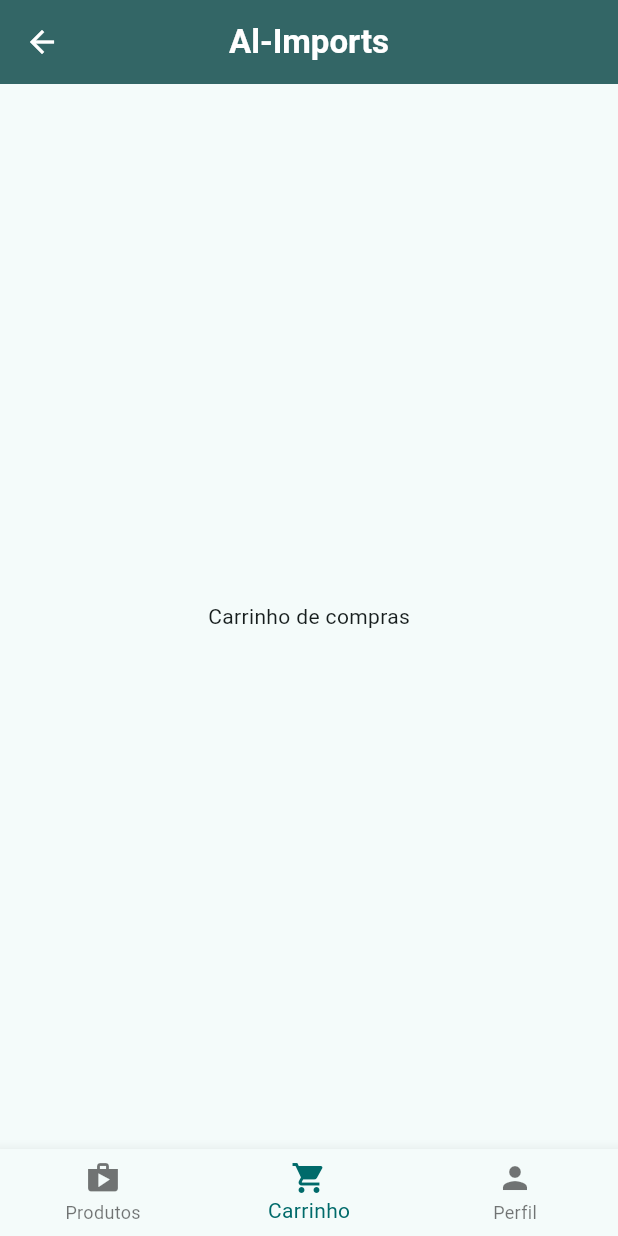
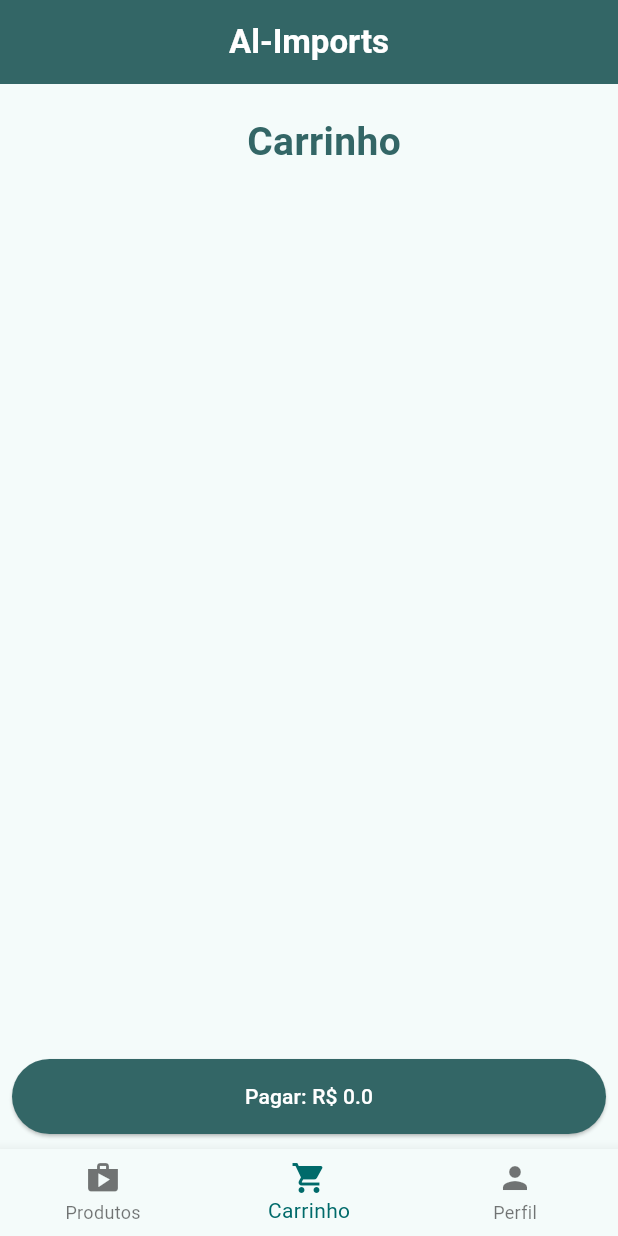
Before and after one commit to GabriielB/Import-ecommerce-FlutterApp, a Flutter app: the HomePage screen opened by its route, item 2 of the bottom bar chosen, on a phone screen of 412 x 824 dp. Run offline on Flutter 3.47's test engine with Material 3 defaults, Android fonts, the phone set to English and light mode, and no system bars.

Commit message:
:sparkles: implements providers, listing cart, cart screen, product details and static pay screen

```diff
--- /dev/null
+++ b/lib/providers/cart_provider.dart
@@ -0,0 +1,31 @@
+import 'package:flutter/material.dart';
+import 'package:provider/provider.dart';
+import '../models/product.dart';
+
+class CartProvider extends ChangeNotifier {
+  final List<Product> _cart = [];
+  List<Product> get cart => _cart;
+
+  void toogleProduct(Product product) {
+
+    if(_cart.contains(product)){
+      _cart.remove(product);
+    } else {
+      _cart.add(product);
+    }
+    notifyListeners();
+  }
+
+  bool isExist(Product product){
+    final isExist = _cart.contains(product);
+    return isExist;
+  }
+
+   static CartProvider of(
+       BuildContext context, {
+         bool listen = true,
+  }) {
+    return Provider.of<CartProvider>(context, listen: listen);
+   }
+
+}
--- a/lib/screens/home/home_page.dart
+++ b/lib/screens/home/home_page.dart
@@ -21,7 +21,7 @@ class _HomePageState extends State<HomePage> {
         title: const Text("Al-Imports", style: TextStyle(color: Colors.white, fontWeight: FontWeight.w700),),
         centerTitle: true,
         backgroundColor: Color.fromRGBO(51, 102, 102, 1),
-        iconTheme: IconThemeData(color: Colors.white),
+        automaticallyImplyLeading: false,
       ),
       body: screens[screenIndex],
       bottomNavigationBar: BottomNavigationBar(
--- a/lib/screens/shopping_cart/shopping_cart.dart
+++ b/lib/screens/shopping_cart/shopping_cart.dart
@@ -1,15 +1,83 @@
+import 'package:al_imports/screens/pay/pay.dart';
 import 'package:flutter/material.dart';
+import '../../providers/cart_provider.dart';
 
-class ShoppingCart extends StatefulWidget {
-  const ShoppingCart({super.key});
+class ShoppingCart extends StatelessWidget {
+  const ShoppingCart({Key? key}) : super(key: key);
 
   @override
-  State<ShoppingCart> createState() => _ShoppingCartState();
-}
-
-class _ShoppingCartState extends State<ShoppingCart> {
-  @override
   Widget build(BuildContext context) {
-    return Center(child: Text("Carrinho de compras"));
+    final provider = CartProvider.of(context);
+    final cartList = provider.cart;
+    double totalPrice = cartList.fold(
+        0, (previousValue, element) => previousValue + element.price);
+    return Padding(
+      padding: const EdgeInsets.symmetric(horizontal: 8),
+      child: Column(
+        children: [
+          const Padding(
+            padding: const EdgeInsets.only(top: 20, left: 20),
+            child: Text(
+              "Carrinho",
+              style: TextStyle(
+                  color: Color.fromRGBO(51, 102, 102, 1),
+                  fontWeight: FontWeight.bold,
+                  fontSize: 26),
+            ),
+          ),
+          Expanded(
+            child: ListView.builder(
+              itemCount: cartList.length,
+              itemBuilder: (context, index) {
+                return Padding(
+                  padding: const EdgeInsets.all(8),
+                  child: ListTile(
+                    title: Text(
+                      cartList[index].name,
+                      style: const TextStyle(
+                          color: Colors.white,
+                          fontSize: 20,
+                          fontWeight: FontWeight.bold),
+                    ),
+                    subtitle: Text(
+                      cartList[index].descripton,
+                      overflow: TextOverflow.ellipsis,
+                      style: const TextStyle(color: Colors.white),
+                    ),
+                    leading: CircleAvatar(
+                      radius: 30,
+                      backgroundImage: AssetImage(cartList[index].image),
+                    ),
+                    trailing: Text(
+                      "R\$ ${cartList[index].price}",
+                      style: const TextStyle(
+                          color: Colors.white,
+                          fontSize: 20,
+                          fontWeight: FontWeight.bold),
+                    ),
+                    tileColor: Color.fromRGBO(51, 102, 102, 1),
+                  ),
+                );
+              },
+            ),
+          ),
+          Padding(
+            padding: const EdgeInsets.only(bottom: 10),
+            child: Container(
+                height: 50,
+                width: double.infinity,
+                child: ElevatedButton(
+                    style: ElevatedButton.styleFrom(backgroundColor: Color.fromRGBO(51, 102, 102, 1)),
+                    onPressed: () {
+                      Navigator.push(context, MaterialPageRoute(builder: (context) => PayPage(totalPrice: totalPrice)));
+                    },
+                    child: Text(
+                      'Pagar: R\$ $totalPrice',
+                      style: const TextStyle(color: Colors.white),
+                    ))),
+          )
+        ],
+      ),
+    );
   }
 }
--- a/pubspec.yaml
+++ b/pubspec.yaml
@@ -32,10 +32,12 @@ dependencies:
     sdk: flutter
 
 
+
+
   # The following adds the Cupertino Icons font to your application.
   # Use with the CupertinoIcons class for iOS style icons.
   cupertino_icons: ^1.0.2
-
+  provider: ^6.0.5
 dev_dependencies:
   flutter_test:
     sdk: flutter
```
Also changed, not shown: lib/main.dart (+6 -3 lines), lib/screens/pay/pay.dart (added, +42 -0 lines), lib/screens/product_details/product_details.dart (+11 -2 lines).
